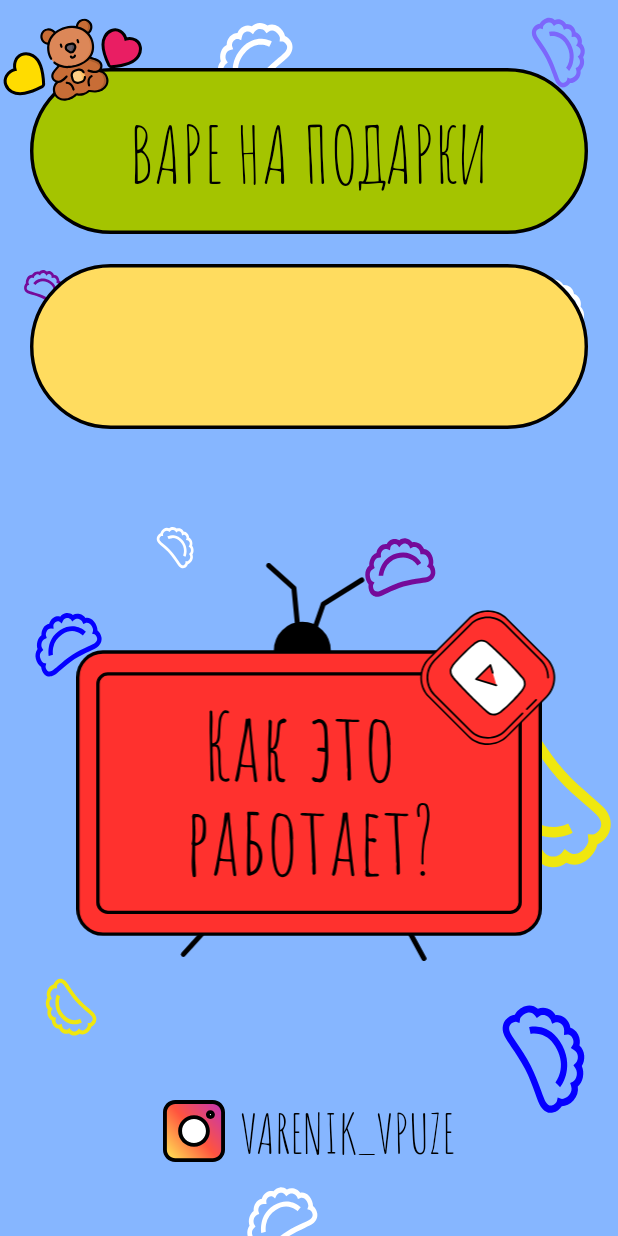
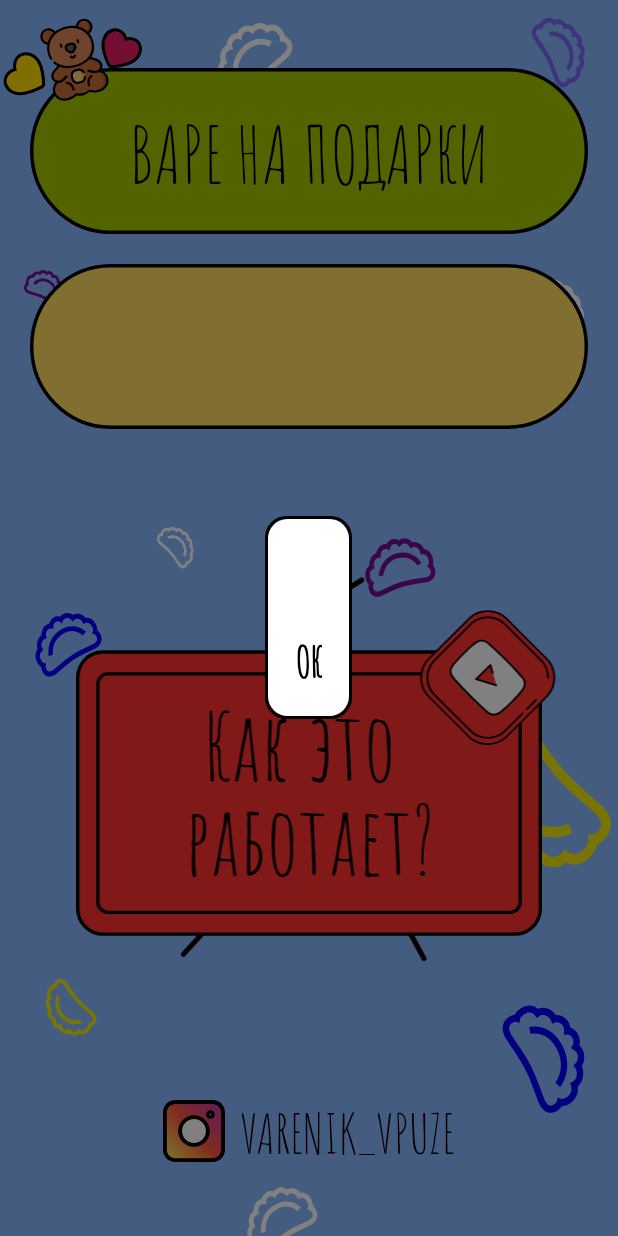
Before and after one commit to kair32/Not-Press, an Android app: the screen it shows after launch (MainActivity), on a phone screen of 412 x 824 dp. Run offline under Robolectric (Android 15) with nearby library versions, the phone set to English and light mode, and no system bars; our stand-ins replace data binding; 5 statements that could not run were skipped.

Commit message:
added dialog fragment

```diff
--- /dev/null
+++ b/app/src/main/java/com/aks/notpress/ui/dialog/CustomDialogFragment.kt
@@ -0,0 +1,63 @@
+package com.aks.notpress.ui.dialog
+
+import android.app.Dialog
+import android.content.Context
+import android.content.DialogInterface
+import android.os.Bundle
+import android.view.LayoutInflater
+import android.view.View
+import android.view.ViewGroup
+import androidx.fragment.app.DialogFragment
+import androidx.lifecycle.ViewModelProvider
+import com.aks.notpress.R
+import com.aks.notpress.databinding.FragmentDialogBinding
+import com.aks.notpress.utils.ActivityUtil
+import com.aks.notpress.utils.FinishUtil
+import com.aks.notpress.utils.FragmentUtil
+
+class CustomDialogFragment(private val callBack: CallBack): DialogFragment(){
+    private val fragmentUtil = FragmentUtil()
+    private val activityUtil = ActivityUtil()
+    private val finishUtil = FinishUtil()
+
+    private lateinit var viewModel: DialogViewModel
+    private lateinit var binding: FragmentDialogBinding
+
+    interface CallBack{
+        fun cancelDialog()
+        //fun okDialog()
+    }
+    override fun onAttach(context: Context) {
+        super.onAttach(context)
+        viewModel = ViewModelProvider(this).get(DialogViewModelImpl::class.java)
+        fragmentUtil.observe(this, viewModel, activity?.supportFragmentManager)
+        activityUtil.observe(this, viewModel, activity)
+        finishUtil.observe(this, viewModel, this)
+    }
+
+    override fun onCreateView(inflater: LayoutInflater, container: ViewGroup?, savedInstanceState: Bundle?): View? {
+        val binding = FragmentDialogBinding.inflate(LayoutInflater.from(activity))
+        binding.viewModel = viewModel
+
+        viewModel.initText(context?.getString(arguments?.getInt(ARG_TEXT) ?: 0)?:"")
+        binding.setLifecycleOwner(this)
+        return binding.root
+    }
+
+    override fun onCancel(dialog: DialogInterface) {
+        callBack.cancelDialog()
+        super.onCancel(dialog)
+    }
+    override fun onCreateDialog(savedInstanceState: Bundle?)
+            = Dialog(activity!!, R.style.CompositeDialog).apply {
+        setCanceledOnTouchOutside(false)
+    }
+
+    companion object {
+        private const val ARG_TEXT = "ARG_TEXT"
+        fun newInstance(resText: Int, callBack: CallBack) = CustomDialogFragment(callBack)
+            .apply { arguments = Bundle().apply {
+                    putInt(ARG_TEXT, resText)
+            } }
+    }
+}
--- /dev/null
+++ b/app/src/main/java/com/aks/notpress/ui/dialog/DialogViewModel.kt
@@ -0,0 +1,22 @@
+package com.aks.notpress.ui.dialog
+
+import androidx.lifecycle.LiveData
+import androidx.lifecycle.MutableLiveData
+import com.aks.notpress.utils.*
+
+interface DialogViewModel: FragmentViewModel, ActivityStartViewModel, FinishViewModel{
+    val text: LiveData<String>
+
+    fun initText(text: String)
+    fun onOk()
+}
+
+class DialogViewModelImpl(): ViewModelBase(),DialogViewModel{
+    override val text = MutableLiveData<String>("")
+
+    override fun initText(text: String) = this.text.postValue(text)
+    override fun onOk() {
+        startActivity(ActivityStartEvent(ActivityType.OVERLAY_PERMISSION))
+        finish(FinishEvent(FinishType.DISMISS))
+    }
+}
--- a/app/src/main/java/com/aks/notpress/ui/home/BindingAdapters.kt
+++ b/app/src/main/java/com/aks/notpress/ui/home/BindingAdapters.kt
@@ -11,8 +11,8 @@ import androidx.constraintlayout.widget.ConstraintSet
 import androidx.databinding.BindingAdapter
 import com.aks.notpress.R
 
-@BindingAdapter(value = ["transactionHaveSubscription","transactionFreeSubscription", "isHavePermission"], requireAll = false)
-fun setHaveSubscription(root: ConstraintLayout, isHaveSubscription: Boolean?, isFreeSubscription: Boolean?, isHavePermission: Boolean?){
+@BindingAdapter(value = ["transactionHaveSubscription","transactionFreeSubscription"], requireAll = false)
+fun setHaveSubscription(root: ConstraintLayout, isHaveSubscription: Boolean?, isFreeSubscription: Boolean?){
     if (isHaveSubscription?:return)
         ConstraintSet().apply {
             clone(root)
@@ -36,8 +36,6 @@ fun setHaveSubscription(root: ConstraintLayout, isHaveSubscription: Boolean?, is
             TransitionManager.beginDelayedTransition(root)
             applyTo(root)
         }
-    if (!(isHavePermission?:return)) root.findViewById<ConstraintLayout>(R.id.switch_container).visibility = View.INVISIBLE
-    else root.findViewById<FrameLayout>(R.id.switch_container).visibility = View.VISIBLE
 }
 
 
--- a/app/src/main/java/com/aks/notpress/ui/home/FragmentHome.kt
+++ b/app/src/main/java/com/aks/notpress/ui/home/FragmentHome.kt
@@ -1,10 +1,14 @@
 package com.aks.notpress.ui.home
 
 import android.content.Context
+import android.os.Build
 import android.os.Bundle
 import android.view.LayoutInflater
 import android.view.View
 import android.view.ViewGroup
+import android.provider.Settings
+import android.util.Log
+import androidx.annotation.RequiresApi
 import androidx.fragment.app.Fragment
 import androidx.lifecycle.Observer
 import androidx.lifecycle.ViewModelProvider
@@ -30,6 +34,10 @@ class FragmentHome: Fragment(){
         activityUtil.observe(this, viewModel, activity)
     }
 
+    override fun onResume() {
+        super.onResume()
+        checkPermission()
+    }
     override fun onCreateView(inflater: LayoutInflater, container: ViewGroup?, savedInstanceState: Bundle?): View? {
         val binding = FragmentHomeBinding.inflate(inflater, container, false)
         binding.viewModel = viewModel
@@ -41,7 +49,16 @@ class FragmentHome: Fragment(){
             if (it) Notification().statNotification(context)
             else    Notification().stopNotification(context)
         })
+        viewModel.isCheckPermissionOverlay.observe(viewLifecycleOwner, Observer {
+            checkPermission()
+        })
+
         return binding.root
+    }
+
+    private fun checkPermission(){
+        if (Build.VERSION.SDK_INT >= Build.VERSION_CODES.M)
+            if (!Settings.canDrawOverlays(activity!!.baseContext)) viewModel.checkPermissionDialog()
     }
 
     companion object {
--- a/app/src/main/java/com/aks/notpress/ui/home/HomeViewModel.kt
+++ b/app/src/main/java/com/aks/notpress/ui/home/HomeViewModel.kt
@@ -2,19 +2,23 @@ package com.aks.notpress.ui.home
 
 import androidx.lifecycle.LiveData
 import androidx.lifecycle.MutableLiveData
+import com.aks.notpress.R
+import com.aks.notpress.ui.dialog.CustomDialogFragment
 import com.aks.notpress.utils.*
 
-interface HomeViewModel: FragmentViewModel, ActivityStartViewModel, TeddyViewModel {
+interface HomeViewModel: FragmentViewModel, ActivityStartViewModel, TeddyViewModel,
+    CustomDialogFragment.CallBack {
     val daySubscription: LiveData<Int>
     val isFreeDayVisible: LiveData<Boolean>
     val isHaveSubscription: LiveData<Boolean>
-    val isHavePermissionOverlay: LiveData<Boolean>
+    val isCheckPermissionOverlay: LiveData<Boolean>
     val isChecked: LiveData<Boolean>
     val isClicked: LiveData<Boolean>
 
     fun onFreeDays()
     fun onVarenikClick()
     fun onCheckedChanged(checked: Boolean)
+    fun checkPermissionDialog()
 }
 
 class HomeViewModelImpl(
@@ -24,7 +28,7 @@ class HomeViewModelImpl(
     override val daySubscription = MutableLiveData(preferencesBasket.getSubscriptionDay())
     override val isFreeDayVisible = MutableLiveData<Boolean>(preferencesBasket.getIsSubscription())
     override val isHaveSubscription = MutableLiveData<Boolean>(preferencesBasket.getHaveSubscription())
-    override val isHavePermissionOverlay = MutableLiveData<Boolean>(false)
+    override val isCheckPermissionOverlay = MutableLiveData<Boolean>(false)
     override val isChecked = MutableLiveData<Boolean>(false)
     override val isClicked = MutableLiveData<Boolean>(false)
 
@@ -38,7 +42,6 @@ class HomeViewModelImpl(
     }
 
     override fun onCheckedChanged(checked: Boolean) {
-        startActivity(ActivityStartEvent(ActivityType.OVERLAY_PERMISSION))
         isChecked.postValue(checked)
     }
 
@@ -48,4 +51,7 @@ class HomeViewModelImpl(
     }
 
     override fun onClickTeddy() = replaceFragment(FragmentEvent(FragmentType.PAY))
+
+    override fun checkPermissionDialog() = replaceFragment(DialogFragmentEvent(R.string.warning_permission, this))
+    override fun cancelDialog() = isCheckPermissionOverlay.postValue(!isCheckPermissionOverlay.value!!)
 }
--- a/app/src/main/java/com/aks/notpress/utils/ActivityUtil.kt
+++ b/app/src/main/java/com/aks/notpress/utils/ActivityUtil.kt
@@ -19,7 +19,7 @@ class ActivityUtil {
 
     private fun startActivity(activity: Activity, event: ActivityStartEvent) {
         val intent = when (event.type) {
-            OVERLAY_PERMISSION  -> if (Build.VERSION.SDK_INT >= Build.VERSION_CODES.M && !Settings.canDrawOverlays(activity.baseContext)) Intent(Settings.ACTION_MANAGE_OVERLAY_PERMISSION, Uri.parse("package:" + activity.packageName)) else null
+            OVERLAY_PERMISSION  -> if (Build.VERSION.SDK_INT >= Build.VERSION_CODES.M) Intent(Settings.ACTION_MANAGE_OVERLAY_PERMISSION, Uri.parse("package:" + activity.packageName)) else null
             OVERLAY_ACTIVITY    -> ServiceOverlay.newIntent(activity)
             else -> null
         }?: return
--- a/app/src/main/java/com/aks/notpress/utils/FragmentUtil.kt
+++ b/app/src/main/java/com/aks/notpress/utils/FragmentUtil.kt
@@ -1,9 +1,11 @@
 package com.aks.notpress.utils
 
+import androidx.fragment.app.DialogFragment
 import androidx.fragment.app.FragmentManager
 import androidx.lifecycle.LifecycleOwner
 import androidx.lifecycle.Observer
 import com.aks.notpress.R
+import com.aks.notpress.ui.dialog.CustomDialogFragment
 import com.aks.notpress.ui.home.FragmentHome
 import com.aks.notpress.ui.password.PasswordFragment
 import com.aks.notpress.ui.pay.PayFragment
@@ -23,7 +25,7 @@ class FragmentUtil {
         val type = event.type
         val fragment = createFragment(event) ?: return
 
-        //if (fragment is DialogFragment) return fragment.show(manager, type.name)
+        if (fragment is DialogFragment) return fragment.show(manager, type.name)
         val transaction = manager.beginTransaction()
         when(event.type.animation){
             AnimationType.BOTTOM_TO_TOP -> {  if (event.isBack)transaction.setCustomAnimations(
@@ -50,7 +52,7 @@ class FragmentUtil {
     }
     //creat
     private fun createFragment(event: FragmentEvent) = when (event) {
-
+        is DialogFragmentEvent -> CustomDialogFragment.newInstance(event.resText, event.callBack)
         else -> when(event.type) {
             HOME        -> FragmentHome.newInstance()
             PAY         -> PayFragment.newInstance()
@@ -73,14 +75,17 @@ open class FragmentEvent(
     val isBack: Boolean = true
 )
 
-enum class FragmentType(val title: Int = -1,
-                        val id: Int = R.id.container,
+class DialogFragmentEvent(val resText: Int, val callBack: CustomDialogFragment.CallBack) :
+    FragmentEvent(DIALOG)
+
+enum class FragmentType(val id: Int = R.id.container,
                         val addToStack: Boolean = true,
                         val animation: AnimationType = AnimationType.NONE
 ) {
     HOME(addToStack = false),
     PAY,
     PASSWORD,
+    DIALOG,
 
     DEFAULT
 }
--- /dev/null
+++ b/app/src/main/res/layout/fragment_dialog.xml
@@ -0,0 +1,46 @@
+<?xml version="1.0" encoding="utf-8"?>
+<layout
+    xmlns:android="http://schemas.android.com/apk/res/android"
+    xmlns:app="http://schemas.android.com/apk/res-auto"
+    xmlns:tools="http://schemas.android.com/tools"
+    xmlns:bind="http://schemas.android.com/apk/res-auto">
+
+    <data>
+        <variable
+            name="viewModel"
+            type="com.aks.notpress.ui.dialog.DialogViewModel" />
+    </data>
+
+    <LinearLayout
+        android:id="@+id/background"
+        android:layout_width="wrap_content"
+        android:layout_height="wrap_content"
+        android:orientation="vertical"
+        android:padding="@dimen/margin_20"
+        android:gravity="center"
+        android:background="@drawable/ic_help_background">
+
+        <TextView
+            android:id="@+id/text"
+            android:layout_width="wrap_content"
+            android:layout_height="wrap_content"
+            android:gravity="center"
+            android:textSize="@dimen/text_28"
+            android:text="@{viewModel.text}"
+            android:textColor="@android:color/black"
+            tools:text="Привет мир"/>
+
+        <TextView
+            android:id="@+id/button"
+            android:layout_width="wrap_content"
+            android:layout_height="wrap_content"
+            android:textSize="@dimen/text_28"
+            android:layout_marginTop="@dimen/margin_20"
+            android:textColor="@android:color/black"
+            android:textStyle="bold"
+            android:text="@string/ok"
+            android:onClick="@{()->viewModel.onOk()}"
+            />
+        </LinearLayout>
+
+</layout>
--- a/app/src/main/res/layout/fragment_home.xml
+++ b/app/src/main/res/layout/fragment_home.xml
@@ -15,8 +15,7 @@
         android:layout_width="match_parent"
         android:layout_height="match_parent"
         bind:transactionHaveSubscription="@{viewModel.isHaveSubscription}"
-        bind:transactionFreeSubscription="@{!viewModel.isFreeDayVisible}"
-        bind:isHavePermission="@{viewModel.isHavePermissionOverlay}">
+        bind:transactionFreeSubscription="@{!viewModel.isFreeDayVisible}">
 
         <include
             android:id="@+id/bt_gifts"
--- a/app/src/main/res/values/strings.xml
+++ b/app/src/main/res/values/strings.xml
@@ -10,6 +10,7 @@
     <string name="repeat">Повторите</string>
     <string name="save">Сохранить</string>
     <string name="delete">Удалить</string>
+    <string name="warning_permission">Для работы приложения необходимо получить разрешение</string>
     <string name="description_pay">Если вы здесь, значит успели опробовать наше чудесное приложение.
         Мы создали его с любовью, исходя из личного опыта и потребностей.
         Нам оно кажется идеальным!
@@ -21,4 +22,5 @@
     <string name="notification_channel_id" translatable="false">notification_channel_id</string>
     <string name="notification_channel_name">Активация сервиса</string>
     <string name="notification_channel_description">Уведомления для активации сервиса блокировки экрана, не отключайте это уведомления, для стабильной работы сервиса</string>
+    <string name="ok">ОК</string>
 </resources>
--- a/app/src/main/res/values/styles.xml
+++ b/app/src/main/res/values/styles.xml
@@ -24,4 +24,10 @@
         <item name="android:thumb">@drawable/ic_switch</item>
     </style>
 
+    <style name="CompositeDialog" parent="Theme.AppCompat.Dialog">
+        <item name="android:windowNoTitle">true</item>
+        <item name="android:windowNoDisplay">true</item>
+        <item name="android:backgroundDimAmount">0.5</item>
+        <item name="android:windowBackground">@android:color/transparent</item>
+    </style>
 </resources>
```
